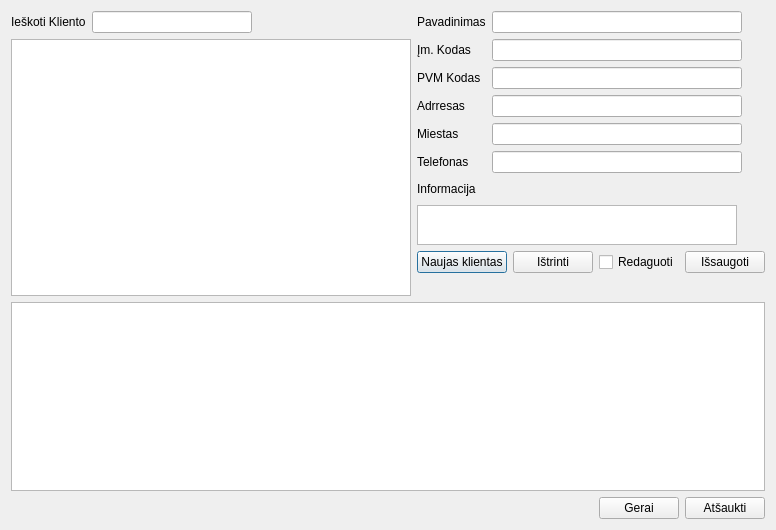
This is duombaze/klientupaieska.ui in Tautvydas2019/Diplomas as Qt 5 draws it before an edit. The edited form follows.
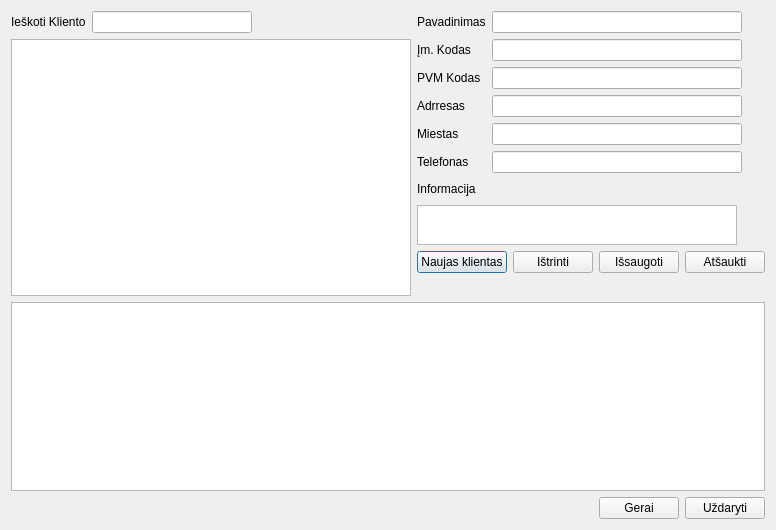
This is the edited form.

Commit message: Client database edit

Patch:
```diff
--- a/duombaze/klientupaieska.ui
+++ b/duombaze/klientupaieska.ui
@@ -242,13 +242,6 @@
        </property>
       </widget>
      </item>
-     <item>
-      <widget class="QCheckBox" name="checkBox">
-       <property name="text">
-        <string>Redaguoti</string>
-       </property>
-      </widget>
-     </item>
      <item>
       <widget class="QPushButton" name="pushButton_4">
        <property name="text">
@@ -256,6 +249,13 @@
        </property>
       </widget>
      </item>
+     <item>
+      <widget class="QPushButton" name="pushButton_atsaukti">
+       <property name="text">
+        <string>Atšaukti</string>
+       </property>
+      </widget>
+     </item>
     </layout>
    </item>
    <item row="2" column="1">
@@ -299,7 +299,7 @@
      <item>
       <widget class="QPushButton" name="pushButton_2">
        <property name="text">
-        <string>Atšaukti</string>
+        <string>Uždaryti</string>
        </property>
       </widget>
      </item>
```
The commit also changes 2 other files.
